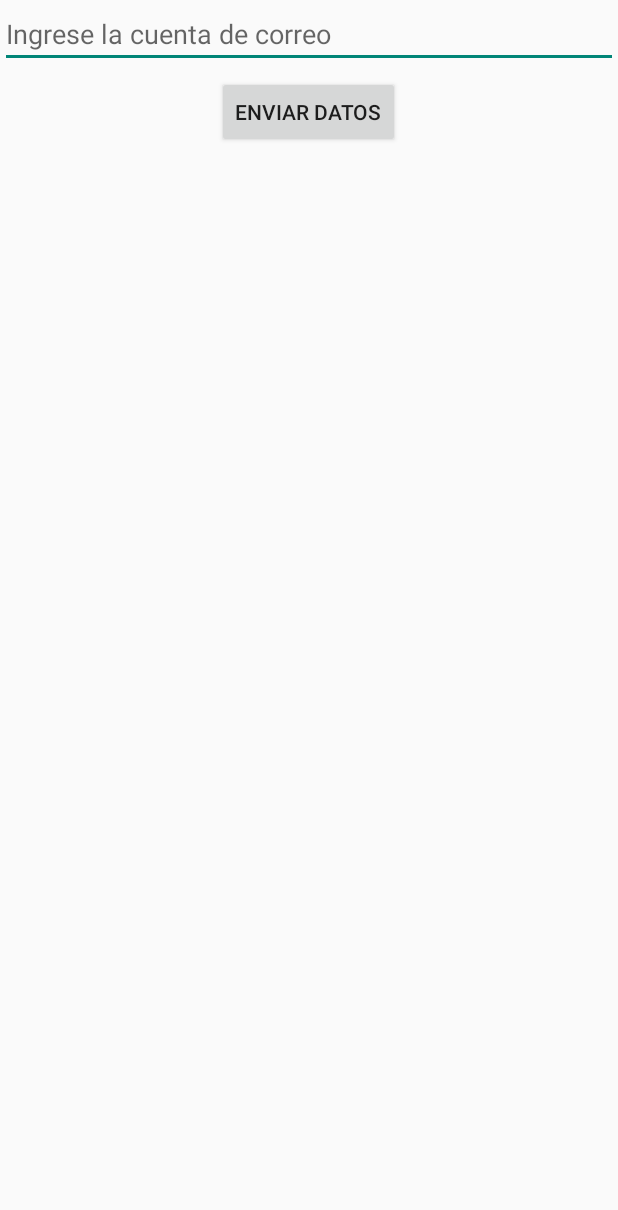
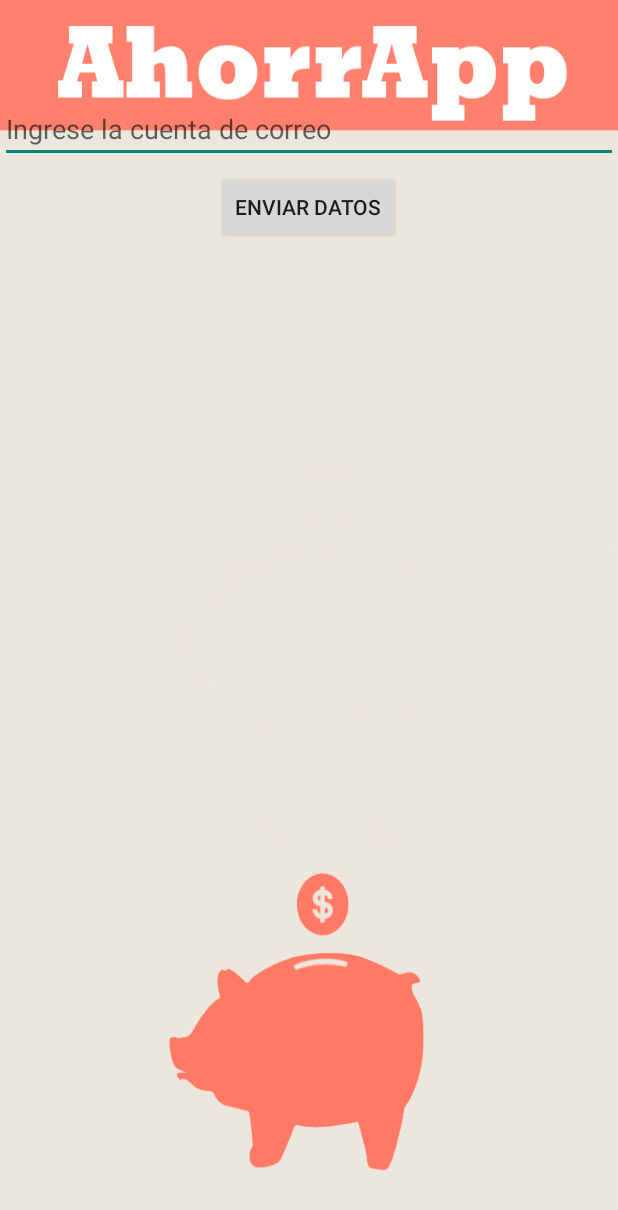
Before and after one commit to micheleuno/Ahorrapp, an Android app: the Enviar_email screen opened directly, with no data from a screen before it, on a phone screen of 412 x 824 dp. Shown: the top 1210 px of the screen. Run offline under Robolectric (Android 15) with nearby library versions, the phone set to English and light mode, and no system bars.

```diff
--- a/app/src/main/res/layout/enviar_email.xml
+++ b/app/src/main/res/layout/enviar_email.xml
@@ -1,8 +1,13 @@
 <LinearLayout xmlns:android="http://schemas.android.com/apk/res/android"
     android:layout_width="match_parent"
     android:layout_height="match_parent"
-    android:orientation="vertical" >
+    android:orientation="vertical"
+    android:background="@mipmap/menu">
 
+
+    <FrameLayout
+        android:layout_width="match_parent"
+        android:layout_height="63dp"></FrameLayout>
 
     <EditText
         android:ems="10"
```
Also changed, not shown: 1 other file.
